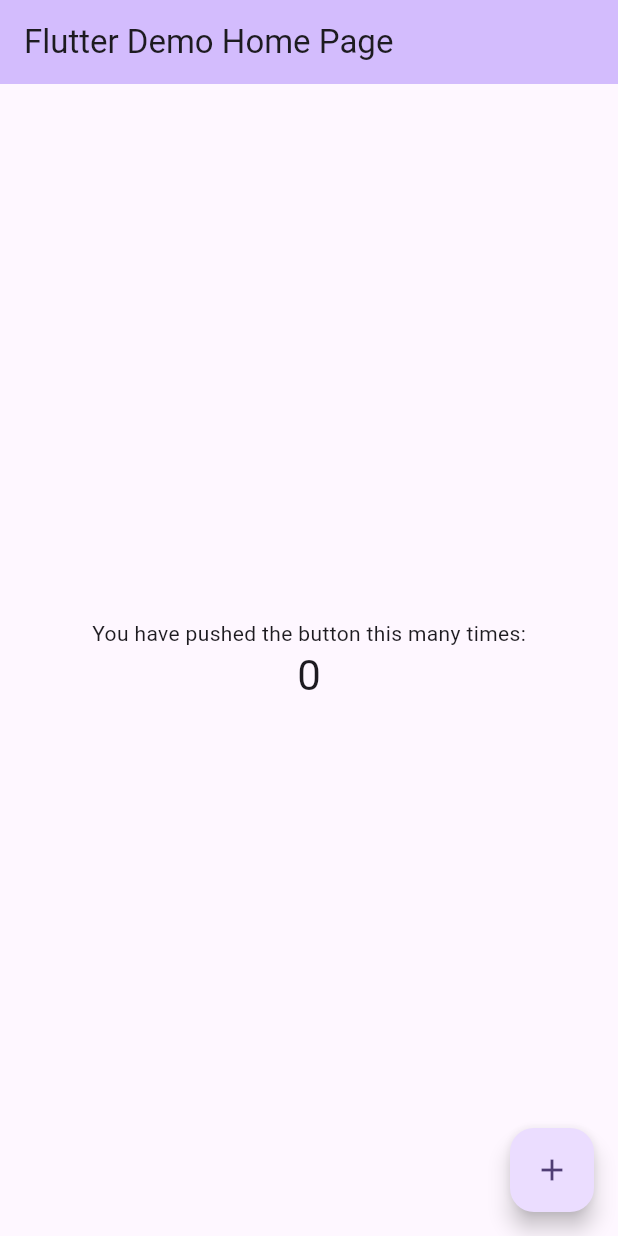
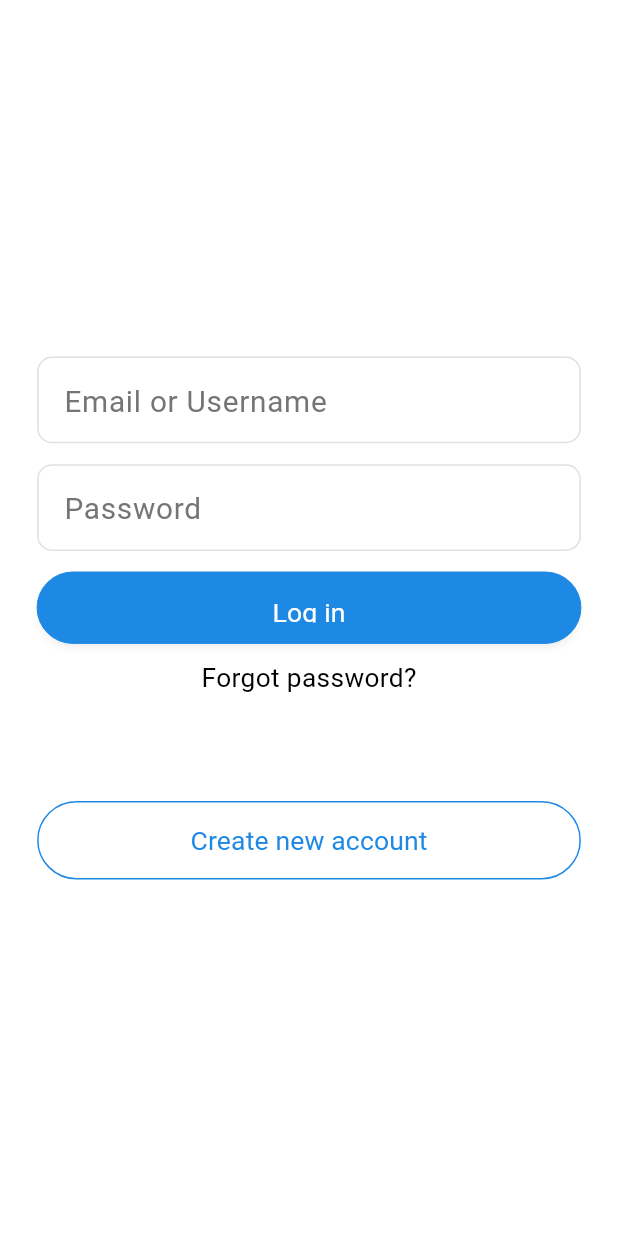
Before and after one commit to RuhmaAnwar/flutter-instagram-clone, a Flutter app: the screen it shows after launch, on a phone screen of 412 x 824 dp. Run offline on Flutter 3.47's test engine with Material 3 defaults, Android fonts, the phone set to English and light mode, and no system bars; our stand-ins replace firebase_core; accounts and stored records are empty.

Commit message:
login page, custom textfield & button without firebase

```diff
--- /dev/null
+++ b/lib/insta_button.dart
@@ -0,0 +1,50 @@
+// this has 2 buttons in one. use as needed by making the isFilled true or false
+import 'package:flutter/material.dart';
+
+class InstaButton extends StatelessWidget {
+  final String text;
+  final VoidCallback onPressed;
+  final bool isFilled; // true for login, false for create account
+
+  const InstaButton({
+    Key? key,
+    required this.text,
+    required this.onPressed,
+    this.isFilled = true, // Default is filled (like Log in button on homescreen)
+  }) : super(key: key);
+
+  @override
+  Widget build(BuildContext context) {
+    double screenWidth = MediaQuery.of(context).size.width;
+    double screenHeight = MediaQuery.of(context).size.height;
+
+     // Combines both
+    double buttonWidth = screenHeight * 0.12 + screenWidth * 0.64; // Default 85% of width
+    double buttonHeight = (screenHeight * 0.057 + screenWidth * 0.117) / 2; // Uses both
+
+    double fontSize = (screenWidth * 0.04 + screenHeight * 0.023) / 2;
+
+    return SizedBox(
+      height: isFilled? buttonHeight : buttonHeight * 1.1,
+      width: buttonWidth,
+      child: ElevatedButton(
+        onPressed: onPressed,
+        style: ElevatedButton.styleFrom(
+          backgroundColor: isFilled ? Colors.blue[600] : Colors.white, // Filled or not
+          foregroundColor: isFilled ? Colors.white : Colors.blue[600], // Text color
+          side: BorderSide(color: Colors.blue.shade600, width: isFilled ? 0 : 1), // Border for outlined button
+          shape: RoundedRectangleBorder(
+            borderRadius: BorderRadius.circular(30), // Rounded shape
+          ),
+          padding: EdgeInsets.symmetric(vertical: 14),
+          elevation: isFilled ? 2 : 0, // Remove shadow when outlined
+          shadowColor: isFilled ? Colors.black26 : Colors.transparent, // No shadow for outlined button
+        ),
+        child: Text(
+          text,
+          style: TextStyle(fontSize: fontSize, fontWeight: FontWeight.normal),
+        ),
+      ),
+    );
+  }
+}
--- /dev/null
+++ b/lib/insta_textfield.dart
@@ -0,0 +1,55 @@
+import 'package:flutter/material.dart';
+
+class InstaTextField extends StatelessWidget {
+  final TextEditingController controller;
+  final String hintText;
+  final bool obscureText;
+  final double? width;
+
+  const InstaTextField({
+    Key? key,
+    required this.controller,
+    required this.hintText,
+    this.obscureText = false,
+    this.width,
+  }) : super(key: key);
+
+  @override
+  Widget build(BuildContext context) {
+    double screenWidth = MediaQuery.of(context).size.width;
+    double screenHeight = MediaQuery.of(context).size.height;
+
+    double fontSize = (screenWidth * 0.047 + screenHeight * 0.03) / 2; // Combines both
+    double inputWidth = width ?? (screenHeight * 0.12 + screenWidth * 0.64); // Default 85% of width
+    double inputHeight = (screenHeight * 0.08 + screenWidth * 0.14) / 2; // Uses both
+
+    return SizedBox(
+      width: inputWidth,
+      height: inputHeight,
+      child: TextField(
+        controller: controller,
+        obscureText: obscureText,
+        style: TextStyle(color: Colors.black, fontSize: fontSize),
+        decoration: InputDecoration(
+          hintText: hintText,
+          hintStyle: TextStyle(color: Colors.grey.shade600, fontSize: fontSize * 0.9),
+          filled: true,
+          fillColor: Colors.white,
+          contentPadding: EdgeInsets.symmetric(vertical: inputHeight * 0.2, horizontal: 14),
+          border: OutlineInputBorder(
+            borderRadius: BorderRadius.circular(10),
+            borderSide: BorderSide(color: Colors.grey.shade300),
+          ),
+          focusedBorder: OutlineInputBorder(
+            borderRadius: BorderRadius.circular(10),
+            borderSide: BorderSide(color: Colors.grey.shade500),
+          ),
+          enabledBorder: OutlineInputBorder(
+            borderRadius: BorderRadius.circular(10),
+            borderSide: BorderSide(color: Colors.grey.shade300),
+          ),
+        ),
+      ),
+    );
+  }
+}
--- /dev/null
+++ b/lib/login_page.dart
@@ -0,0 +1,78 @@
+import 'package:flutter/material.dart';
+import 'insta_textfield.dart';
+import 'insta_button.dart';
+
+class LoginPage extends StatefulWidget{
+  const LoginPage({Key? key}) : super(key: key);
+
+  @override
+  State<LoginPage> createState() => _LoginPageState();
+}
+
+class _LoginPageState extends State<LoginPage> {
+  @override
+  Widget build(BuildContext context) {
+    double screenWidth = MediaQuery.of(context).size.width;
+    double screenHeight = MediaQuery.of(context).size.height;
+
+    return Scaffold(
+      backgroundColor: Colors.white,
+      body: SafeArea(
+        child: Center(
+          child: Column(
+            mainAxisAlignment: MainAxisAlignment.center,
+            children: [
+              // logo / hello again
+              //email / username textfield
+              InstaTextField(
+                controller: TextEditingController(),
+                hintText: 'Email or Username',
+              ),
+              SizedBox(height: 10),
+              //password textfield
+              InstaTextField(
+                controller: TextEditingController(),
+                hintText: 'Password',
+                obscureText: true,
+              ),
+              SizedBox(height: 10),
+              //login button
+              InstaButton(
+                text: "Log in",
+                isFilled: true,
+                onPressed: () {
+                },
+              ),
+              SizedBox(height: 10),
+
+              //forgot password
+              GestureDetector(
+                onTap: () {
+                  //Forgot Password Screen
+                },
+                child: Text(
+                  "Forgot password?",
+                  style: TextStyle(
+                    color: Colors.black,
+                    fontSize: (screenWidth * 0.039 + screenHeight * 0.023) / 2,
+                  ),
+                ),
+              ),
+              SizedBox(height: 70),
+              InstaButton(
+                text: "Create new account",
+                isFilled: false,
+                onPressed: () {
+                },
+              )
+
+
+              //sign in button
+              // create new account
+            ],
+          ),
+        ),
+      )
+    );
+  }
+}
--- a/lib/main.dart
+++ b/lib/main.dart
@@ -1,4 +1,6 @@
 import 'package:flutter/material.dart';
+import 'login_page.dart';
+import 'insta_textfield.dart';
 
 void main() {
   runApp(const MyApp());
@@ -7,116 +9,11 @@ void main() {
 class MyApp extends StatelessWidget {
   const MyApp({super.key});
 
-  // This widget is the root of your application.
   @override
   Widget build(BuildContext context) {
     return MaterialApp(
-      title: 'Flutter Demo',
-      theme: ThemeData(
-        // This is the theme of your application.
-        //
-        // TRY THIS: Try running your application with "flutter run". You'll see
-        // the application has a purple toolbar. Then, without quitting the app,
-        // try changing the seedColor in the colorScheme below to Colors.green
-        // and then invoke "hot reload" (save your changes or press the "hot
-        // reload" button in a Flutter-supported IDE, or press "r" if you used
-        // the command line to start the app).
-        //
-        // Notice that the counter didn't reset back to zero; the application
-        // state is not lost during the reload. To reset the state, use hot
-        // restart instead.
-        //
-        // This works for code too, not just values: Most code changes can be
-        // tested with just a hot reload.
-        colorScheme: ColorScheme.fromSeed(seedColor: Colors.deepPurple),
-      ),
-      home: const MyHomePage(title: 'Flutter Demo Home Page'),
+      debugShowCheckedModeBanner: false,
+      home: LoginPage(),
     );
   }
 }
-
-class MyHomePage extends StatefulWidget {
-  const MyHomePage({super.key, required this.title});
-
-  // This widget is the home page of your application. It is stateful, meaning
-  // that it has a State object (defined below) that contains fields that affect
-  // how it looks.
-
-  // This class is the configuration for the state. It holds the values (in this
-  // case the title) provided by the parent (in this case the App widget) and
-  // used by the build method of the State. Fields in a Widget subclass are
-  // always marked "final".
-
-  final String title;
-
-  @override
-  State<MyHomePage> createState() => _MyHomePageState();
-}
-
-class _MyHomePageState extends State<MyHomePage> {
-  int _counter = 0;
-
-  void _incrementCounter() {
-    setState(() {
-      // This call to setState tells the Flutter framework that something has
-      // changed in this State, which causes it to rerun the build method below
-      // so that the display can reflect the updated values. If we changed
-      // _counter without calling setState(), then the build method would not be
-      // called again, and so nothing would appear to happen.
-      _counter++;
-    });
-  }
-
-  @override
-  Widget build(BuildContext context) {
-    // This method is rerun every time setState is called, for instance as done
-    // by the _incrementCounter method above.
-    //
-    // The Flutter framework has been optimized to make rerunning build methods
-    // fast, so that you can just rebuild anything that needs updating rather
-    // than having to individually change instances of widgets.
-    return Scaffold(
-      appBar: AppBar(
-        // TRY THIS: Try changing the color here to a specific color (to
-        // Colors.amber, perhaps?) and trigger a hot reload to see the AppBar
-        // change color while the other colors stay the same.
-        backgroundColor: Theme.of(context).colorScheme.inversePrimary,
-        // Here we take the value from the MyHomePage object that was created by
-        // the App.build method, and use it to set our appbar title.
-        title: Text(widget.title),
-      ),
-      body: Center(
-        // Center is a layout widget. It takes a single child and positions it
-        // in the middle of the parent.
-        child: Column(
-          // Column is also a layout widget. It takes a list of children and
-          // arranges them vertically. By default, it sizes itself to fit its
-          // children horizontally, and tries to be as tall as its parent.
-          //
-          // Column has various properties to control how it sizes itself and
-          // how it positions its children. Here we use mainAxisAlignment to
-          // center the children vertically; the main axis here is the vertical
-          // axis because Columns are vertical (the cross axis would be
-          // horizontal).
-          //
-          // TRY THIS: Invoke "debug painting" (choose the "Toggle Debug Paint"
-          // action in the IDE, or press "p" in the console), to see the
-          // wireframe for each widget.
-          mainAxisAlignment: MainAxisAlignment.center,
-          children: <Widget>[
-            const Text('You have pushed the button this many times:'),
-            Text(
-              '$_counter',
-              style: Theme.of(context).textTheme.headlineMedium,
-            ),
-          ],
-        ),
-      ),
-      floatingActionButton: FloatingActionButton(
-        onPressed: _incrementCounter,
-        tooltip: 'Increment',
-        child: const Icon(Icons.add),
-      ), // This trailing comma makes auto-formatting nicer for build methods.
-    );
-  }
-}
--- a/pubspec.yaml
+++ b/pubspec.yaml
@@ -34,6 +34,8 @@ dependencies:
   # The following adds the Cupertino Icons font to your application.
   # Use with the CupertinoIcons class for iOS style icons.
   cupertino_icons: ^1.0.8
+  firebase_core: ^3.12.1
+  firebase_auth: ^5.5.1
 
 dev_dependencies:
   flutter_test:
```
Also changed, not shown: firepit-log.txt (added, +13 -0 lines), firebase.json (added), lib/firebase_options.dart (added), pubspec.lock, 6 other files.
